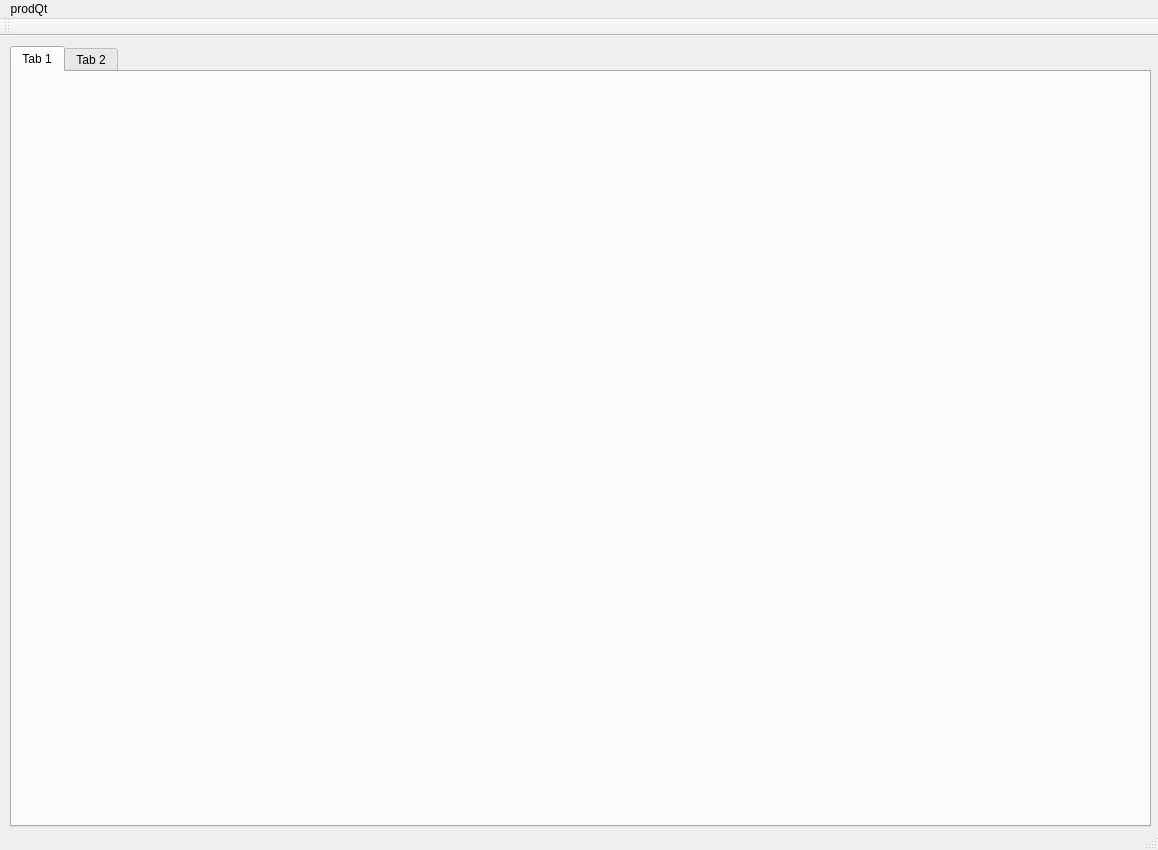
First picture: the form in prodQt/Visuals/mainwindow.ui, repository lukaswajdzik/produQt, before the edit.
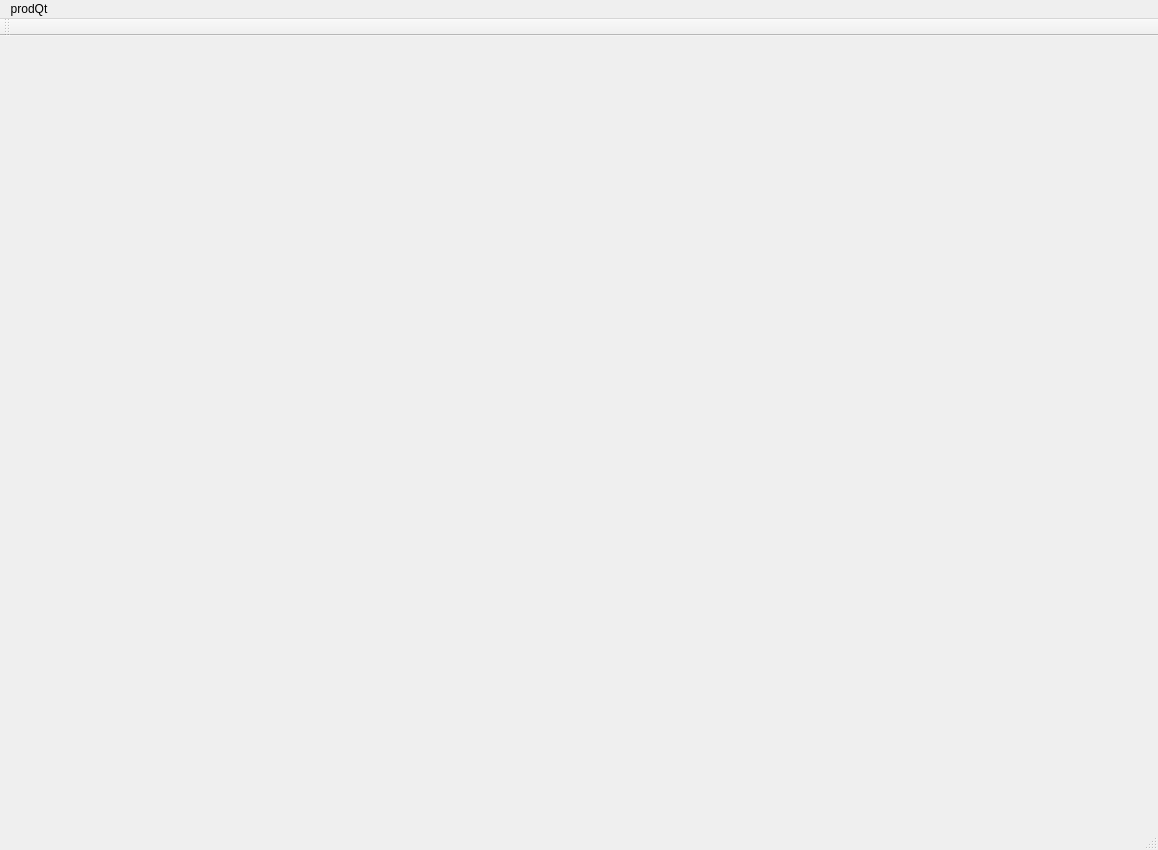
Second picture: the form after the edit.

```diff
--- a/prodQt/Visuals/mainwindow.ui
+++ b/prodQt/Visuals/mainwindow.ui
@@ -13,28 +13,7 @@
   <property name="windowTitle">
    <string>MainWindow</string>
   </property>
-  <widget class="QWidget" name="centralWidget">
-   <widget class="QTabWidget" name="tabWidget">
-    <property name="geometry">
-     <rect>
-      <x>10</x>
-      <y>10</y>
-      <width>1141</width>
-      <height>781</height>
-     </rect>
-    </property>
-    <widget class="QWidget" name="tab">
-     <attribute name="title">
-      <string>Tab 1</string>
-     </attribute>
-    </widget>
-    <widget class="QWidget" name="tab_2">
-     <attribute name="title">
-      <string>Tab 2</string>
-     </attribute>
-    </widget>
-   </widget>
-  </widget>
+  <widget class="QWidget" name="centralWidget"/>
   <widget class="QMenuBar" name="menuBar">
    <property name="geometry">
     <rect>
```
Left out of the diff: 2 changed lines with no effect on the pictures.
